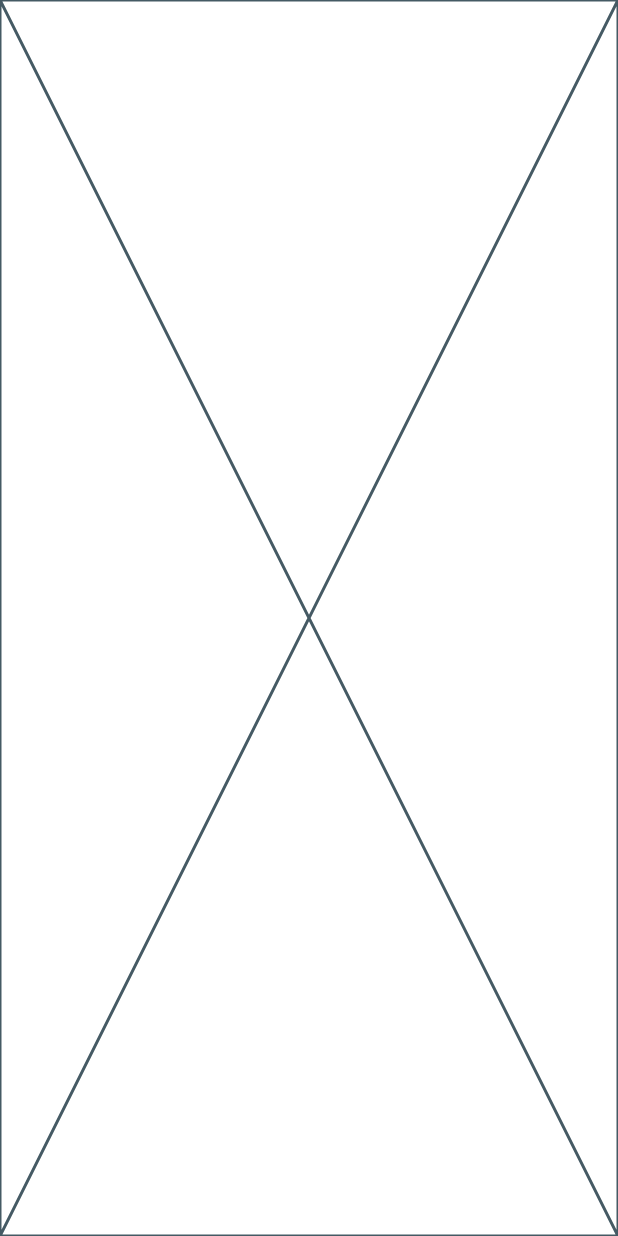
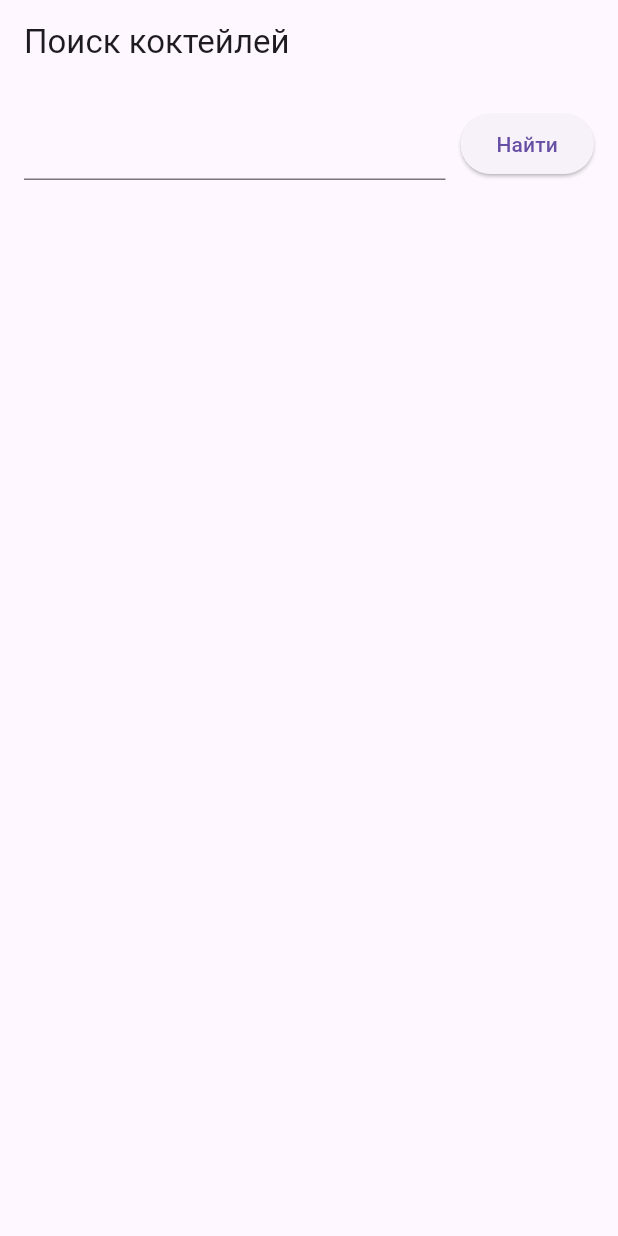
Before and after one commit to Dana-Nam/hw_42, a Flutter app: the screen it shows after launch, on a phone screen of 412 x 824 dp. Run offline on Flutter 3.47's test engine with Material 3 defaults, Android fonts, the phone set to English and light mode, and no system bars.

Commit message:
Added textfield on main file, added cocktail model and widget

```diff
--- a/lib/main.dart
+++ b/lib/main.dart
@@ -1,5 +1,42 @@
 import 'package:flutter/material.dart';
 
 void main() {
-  runApp(Placeholder());
+  runApp(const CocktailSearchApp());
 }
+
+class CocktailSearchApp extends StatefulWidget {
+  const CocktailSearchApp({super.key});
+
+  @override
+  State<CocktailSearchApp> createState() => _CocktailSearchAppState();
+}
+
+class _CocktailSearchAppState extends State<CocktailSearchApp> {
+  @override
+  Widget build(BuildContext context) {
+    return MaterialApp(
+      home: Scaffold(
+        appBar: AppBar(title: const Text('Поиск коктейлей')),
+        body: Padding(
+          padding: const EdgeInsets.all(16),
+          child: Column(
+            children: [
+              Row(
+                children: [
+                  Expanded(
+                    child: TextField(),
+                  ),
+                  const SizedBox(width: 10),
+                  ElevatedButton(
+                    onPressed: () {},
+                    child: const Text('Найти'),
+                  ),
+                ],
+              ),
+            ],
+          ),
+        ),
+      ),
+    );
+  }
+}
```
Also changed, not shown: lib/models/cocktail_model.dart (added, +13 -0 lines), lib/widget/cocktail_widget.dart (added, +36 -0 lines).
